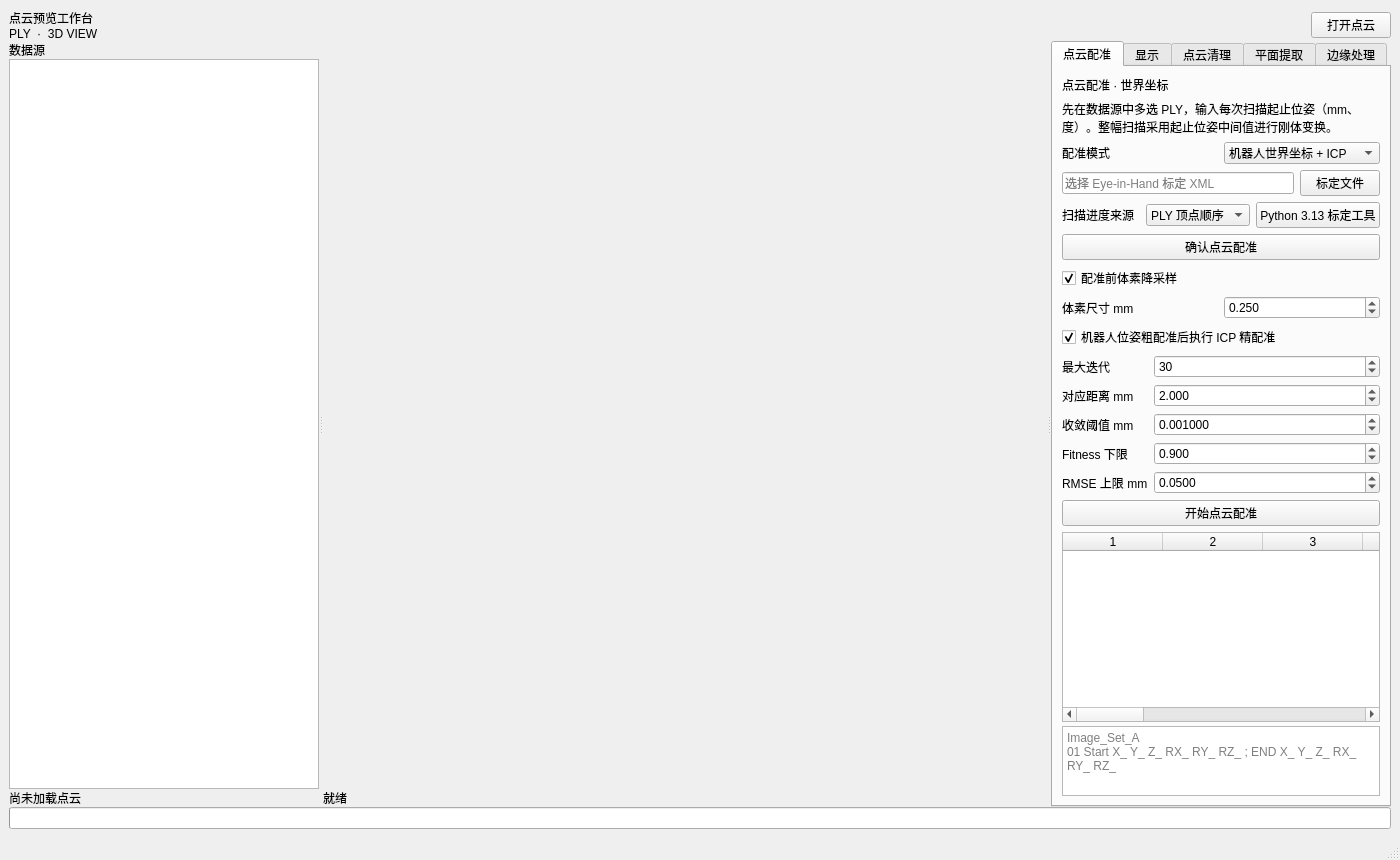
Before: the Qt Designer form mainwindow.ui in chenzhenjia/pointcloudsuite, drawn with Qt 5.
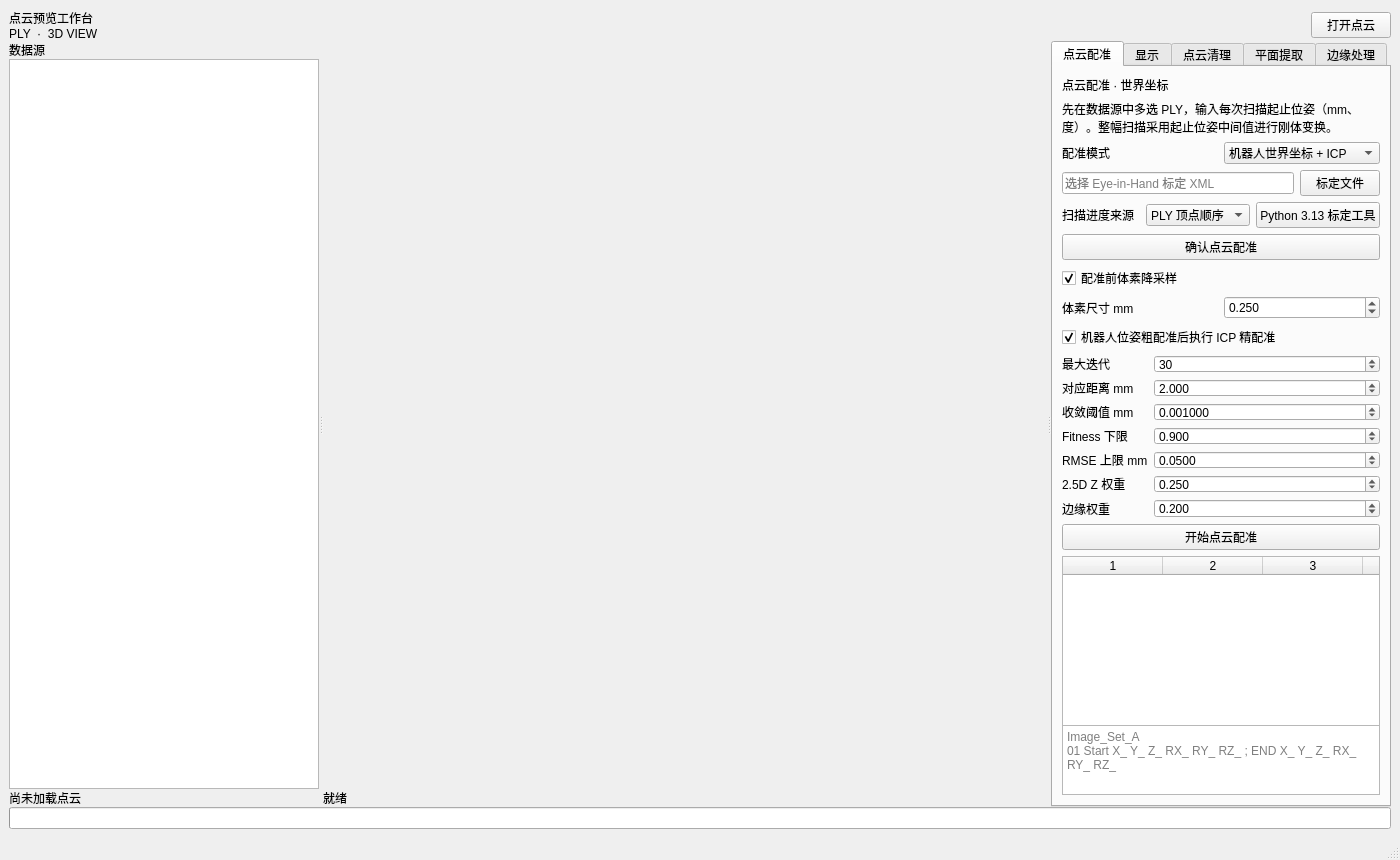
After: the same form once the commit is applied.

Diff of the .ui file:
```diff
--- a/mainwindow.ui
+++ b/mainwindow.ui
@@ -198,7 +198,7 @@
             <item><widget class="QCheckBox" name="chk_registration_voxel"><property name="text"><string>配准前体素降采样</string></property><property name="checked"><bool>true</bool></property></widget></item>
             <item><layout class="QHBoxLayout" name="hbl_registration_voxel"><item><widget class="QLabel" name="lbl_registration_voxel"><property name="text"><string>体素尺寸 mm</string></property></widget></item><item><widget class="QDoubleSpinBox" name="dsb_registration_voxel"><property name="minimum"><double>0.001000000000000</double></property><property name="maximum"><double>1000.000000000000000</double></property><property name="decimals"><number>3</number></property><property name="value"><double>0.250000000000000</double></property></widget></item></layout></item>
             <item><widget class="QCheckBox" name="chk_registration_icp"><property name="text"><string>机器人位姿粗配准后执行 ICP 精配准</string></property><property name="checked"><bool>true</bool></property></widget></item>
-            <item><layout class="QFormLayout" name="fml_registration_icp"><item row="0" column="0"><widget class="QLabel" name="lbl_icp_iterations"><property name="text"><string>最大迭代</string></property></widget></item><item row="0" column="1"><widget class="QSpinBox" name="spb_icp_iterations"><property name="minimum"><number>1</number></property><property name="maximum"><number>200</number></property><property name="value"><number>30</number></property></widget></item><item row="1" column="0"><widget class="QLabel" name="lbl_icp_distance"><property name="text"><string>对应距离 mm</string></property></widget></item><item row="1" column="1"><widget class="QDoubleSpinBox" name="dsb_icp_distance"><property name="minimum"><double>0.001000000000000</double></property><property name="maximum"><double>1000.000000000000000</double></property><property name="decimals"><number>3</number></property><property name="value"><double>2.000000000000000</double></property></widget></item><item row="2" column="0"><widget class="QLabel" name="lbl_icp_tolerance"><property name="text"><string>收敛阈值 mm</string></property></widget></item><item row="2" column="1"><widget class="QDoubleSpinBox" name="dsb_icp_tolerance"><property name="minimum"><double>0.000001000000000</double></property><property name="maximum"><double>10.000000000000000</double></property><property name="decimals"><number>6</number></property><property name="value"><double>0.001000000000000</double></property></widget></item><item row="3" column="0"><widget class="QLabel" name="lbl_icp_fitness"><property name="text"><string>Fitness 下限</string></property></widget></item><item row="3" column="1"><widget class="QDoubleSpinBox" name="dsb_icp_fitness"><property name="minimum"><double>0.000000000000000</double></property><property name="maximum"><double>1.000000000000000</double></property><property name="decimals"><number>3</number></property><property name="value"><double>0.900000000000000</double></property></widget></item><item row="4" column="0"><widget class="QLabel" name="lbl_icp_rmse"><property name="text"><string>RMSE 上限 mm</string></property></widget></item><item row="4" column="1"><widget class="QDoubleSpinBox" name="dsb_icp_rmse"><property name="minimum"><double>0.000001000000000</double></property><property name="maximum"><double>1000.000000000000000</double></property><property name="decimals"><number>4</number></property><property name="value"><double>0.050000000000000</double></property></widget></item></layout></item>
+            <item><layout class="QFormLayout" name="fml_registration_icp"><item row="0" column="0"><widget class="QLabel" name="lbl_icp_iterations"><property name="text"><string>最大迭代</string></property></widget></item><item row="0" column="1"><widget class="QSpinBox" name="spb_icp_iterations"><property name="minimum"><number>1</number></property><property name="maximum"><number>200</number></property><property name="value"><number>30</number></property></widget></item><item row="1" column="0"><widget class="QLabel" name="lbl_icp_distance"><property name="text"><string>对应距离 mm</string></property></widget></item><item row="1" column="1"><widget class="QDoubleSpinBox" name="dsb_icp_distance"><property name="minimum"><double>0.001000000000000</double></property><property name="maximum"><double>1000.000000000000000</double></property><property name="decimals"><number>3</number></property><property name="value"><double>2.000000000000000</double></property></widget></item><item row="2" column="0"><widget class="QLabel" name="lbl_icp_tolerance"><property name="text"><string>收敛阈值 mm</string></property></widget></item><item row="2" column="1"><widget class="QDoubleSpinBox" name="dsb_icp_tolerance"><property name="minimum"><double>0.000001000000000</double></property><property name="maximum"><double>10.000000000000000</double></property><property name="decimals"><number>6</number></property><property name="value"><double>0.001000000000000</double></property></widget></item><item row="3" column="0"><widget class="QLabel" name="lbl_icp_fitness"><property name="text"><string>Fitness 下限</string></property></widget></item><item row="3" column="1"><widget class="QDoubleSpinBox" name="dsb_icp_fitness"><property name="minimum"><double>0.000000000000000</double></property><property name="maximum"><double>1.000000000000000</double></property><property name="decimals"><number>3</number></property><property name="value"><double>0.900000000000000</double></property></widget></item><item row="4" column="0"><widget class="QLabel" name="lbl_icp_rmse"><property name="text"><string>RMSE 上限 mm</string></property></widget></item><item row="4" column="1"><widget class="QDoubleSpinBox" name="dsb_icp_rmse"><property name="minimum"><double>0.000001000000000</double></property><property name="maximum"><double>1000.000000000000000</double></property><property name="decimals"><number>4</number></property><property name="value"><double>0.050000000000000</double></property></widget></item><item row="5" column="0"><widget class="QLabel" name="lbl_icp_z_weight"><property name="text"><string>2.5D Z 权重</string></property></widget></item><item row="5" column="1"><widget class="QDoubleSpinBox" name="dsb_icp_z_weight"><property name="minimum"><double>0.010000000000000</double></property><property name="maximum"><double>1.000000000000000</double></property><property name="decimals"><number>3</number></property><property name="value"><double>0.250000000000000</double></property></widget></item><item row="6" column="0"><widget class="QLabel" name="lbl_icp_edge_weight"><property name="text"><string>边缘权重</string></property></widget></item><item row="6" column="1"><widget class="QDoubleSpinBox" name="dsb_icp_edge_weight"><property name="minimum"><double>0.010000000000000</double></property><property name="maximum"><double>1.000000000000000</double></property><property name="decimals"><number>3</number></property><property name="value"><double>0.200000000000000</double></property></widget></item></layout></item>
             <item>
              <widget class="QPushButton" name="btn_start_registration">
               <property name="text">
```
